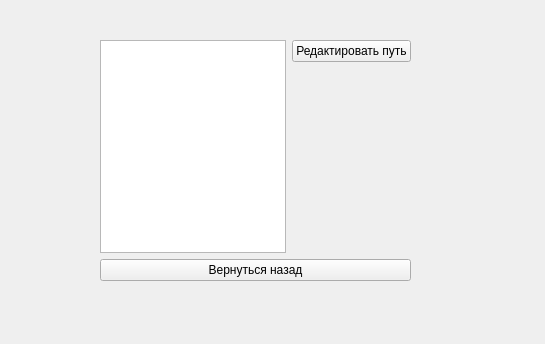
Old version of the form profile_window.ui in the repository thebefast6239/travel_exam.
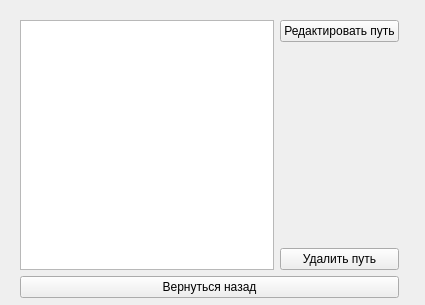
New version of the form.

The edit to the form file:
```diff
--- a/profile_window.ui
+++ b/profile_window.ui
@@ -6,20 +6,20 @@
    <rect>
     <x>0</x>
     <y>0</y>
-    <width>545</width>
-    <height>344</height>
+    <width>425</width>
+    <height>305</height>
    </rect>
   </property>
   <property name="windowTitle">
    <string>Form</string>
   </property>
-  <widget class="QWidget" name="">
+  <widget class="QWidget" name="layoutWidget">
    <property name="geometry">
     <rect>
-     <x>100</x>
-     <y>40</y>
-     <width>311</width>
-     <height>241</height>
+     <x>20</x>
+     <y>20</y>
+     <width>379</width>
+     <height>278</height>
     </rect>
    </property>
    <layout class="QGridLayout" name="profile_widget_layout">
@@ -30,14 +30,14 @@
       </property>
      </widget>
     </item>
-    <item row="4" column="0" colspan="2">
+    <item row="6" column="0" colspan="2">
      <widget class="QPushButton" name="backButton">
       <property name="text">
        <string>Вернуться назад</string>
       </property>
      </widget>
     </item>
-    <item row="2" column="1">
+    <item row="3" column="1">
      <spacer name="verticalSpacer">
       <property name="orientation">
        <enum>Qt::Orientation::Vertical</enum>
@@ -50,7 +50,14 @@
       </property>
      </spacer>
     </item>
-    <item row="0" column="0" rowspan="3">
+    <item row="4" column="1">
+     <widget class="QPushButton" name="deleteRouteButton">
+      <property name="text">
+       <string>Удалить путь</string>
+      </property>
+     </widget>
+    </item>
+    <item row="0" column="0" rowspan="5">
      <widget class="QListWidget" name="listWidget">
       <property name="sizePolicy">
        <sizepolicy hsizetype="MinimumExpanding" vsizetype="MinimumExpanding">
```
Left out of the diff: 2 changed lines with no effect on the pictures.
